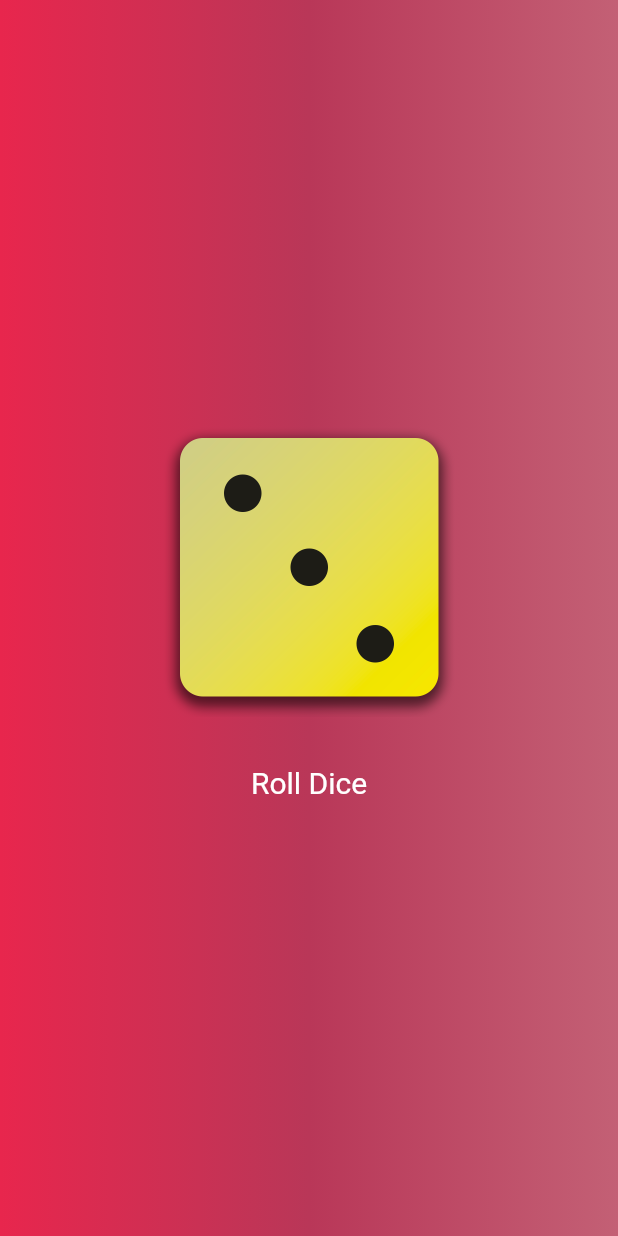
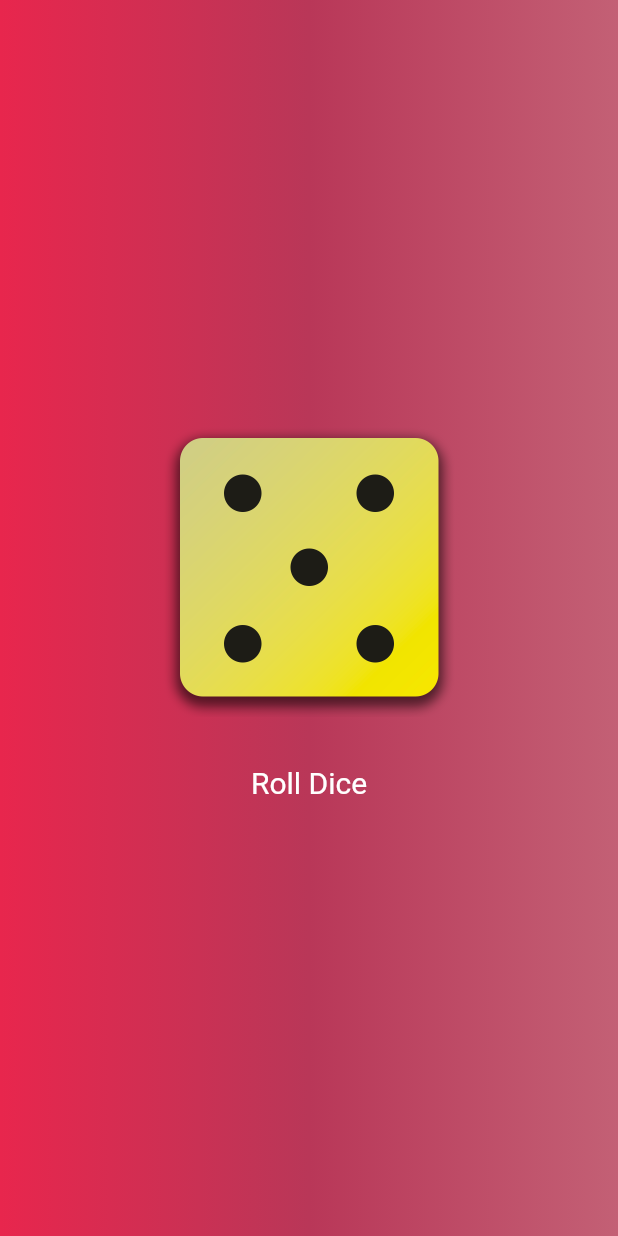
Before and after one commit to kapdroid/learning-flutter, a Flutter app: the screen it shows after launch, after a tap on "Roll Dice", on a phone screen of 412 x 824 dp. Run offline on Flutter 3.47's test engine with Material 3 defaults, Android fonts, the phone set to English and light mode, and no system bars.

Commit message:
feat(dice-roller): make widget stateful

```diff
--- /dev/null
+++ b/lib/dice_roller.dart
@@ -0,0 +1,37 @@
+import 'package:flutter/material.dart';
+
+class DiceRoller extends StatefulWidget {
+  DiceRoller({super.key});
+  @override
+  State<DiceRoller> createState() {
+    return DiceRollerState();
+  }
+}
+
+class DiceRollerState extends State<DiceRoller> {
+  var activeDiceImage = 'assets/images/dice-3.png';
+
+  void rollDice() {
+    setState(() {
+       activeDiceImage = 'assets/images/dice-5.png';
+    });
+  }
+
+  @override
+  Widget build (context) {
+    return Column(mainAxisSize: MainAxisSize.min, children: [
+      Image.asset(
+        activeDiceImage,
+        width: 200,
+      ),
+      SizedBox(height: 20),
+      TextButton(
+          onPressed: rollDice,
+          child: const Text('Roll Dice'),
+          style: TextButton.styleFrom(
+              // padding: EdgeInsets.all(20),
+              foregroundColor: Colors.white,
+              textStyle: const TextStyle(fontSize: 20)))
+    ]);
+  }
+}
--- a/lib/gradient_container.dart
+++ b/lib/gradient_container.dart
@@ -1,3 +1,4 @@
+import 'package:first_app/dice_roller.dart';
 import 'package:flutter/material.dart';
 import 'package:first_app/style_text.dart';
 
@@ -5,11 +6,11 @@ var startAlignment = Alignment.bottomLeft;
 var endAlignment = Alignment.bottomRight;
 
 class GradientContainer extends StatelessWidget {
-  const GradientContainer({super.key, required this.colors});
+  GradientContainer({super.key, required this.colors});
 
   final List<Color> colors;
 
-  void rollDice() {}
+
 
   @override
   Widget build(context) {
@@ -18,22 +19,7 @@ class GradientContainer extends StatelessWidget {
           gradient: LinearGradient(
               colors: colors, begin: startAlignment, end: endAlignment)),
       child: Center(
-        child: Column(mainAxisSize: MainAxisSize.min, children: [
-          Image.asset(
-            'assets/images/dice-3.png',
-            width: 200,
-          ),
-          SizedBox(height: 20),
-          TextButton(
-              onPressed: rollDice,
-              child: const Text(
-                'Roll Dice',
-              ),
-              style: TextButton.styleFrom(
-                // padding: EdgeInsets.all(20),
-                  foregroundColor: Colors.white,
-                  textStyle: const TextStyle(fontSize: 20)))
-        ]),
+        child: DiceRoller(),
       ),
     );
   }
--- a/lib/main.dart
+++ b/lib/main.dart
@@ -3,13 +3,13 @@ import 'package:first_app/gradient_container.dart';
 
 void main() {
   runApp(
-    const MaterialApp(
+     MaterialApp(
       home: Scaffold(
           backgroundColor: Color.fromARGB(255, 114, 129, 215),
           body: GradientContainer(colors:[
-            Color.fromARGB(255, 232, 38, 77),
-            Color.fromARGB(255, 185, 55, 88),
-            Color.fromARGB(255, 195, 96, 117),
+          const  Color.fromARGB(255, 232, 38, 77),
+           const  Color.fromARGB(255, 185, 55, 88),
+            const Color.fromARGB(255, 195, 96, 117),
           ])),
     ),
   );
```
